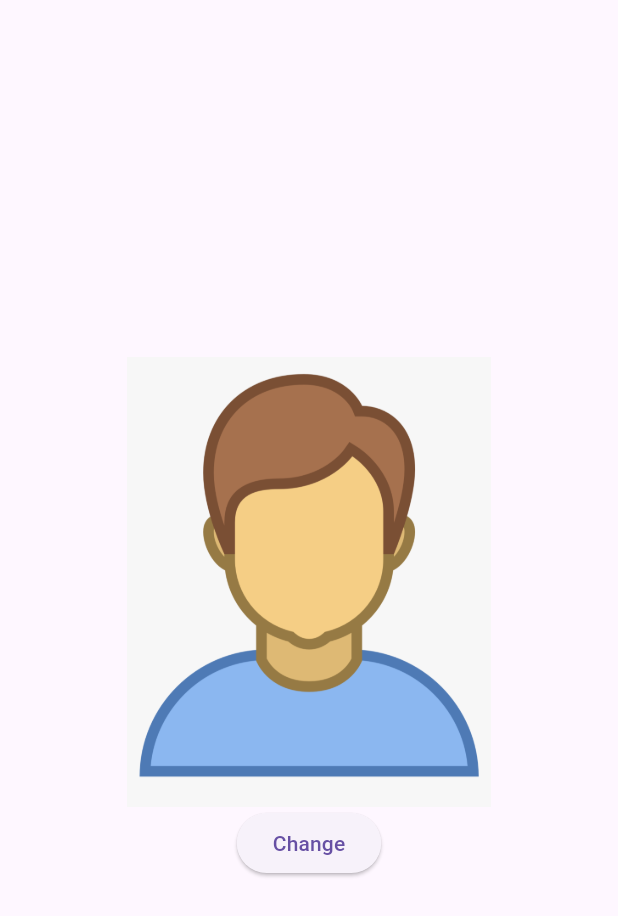
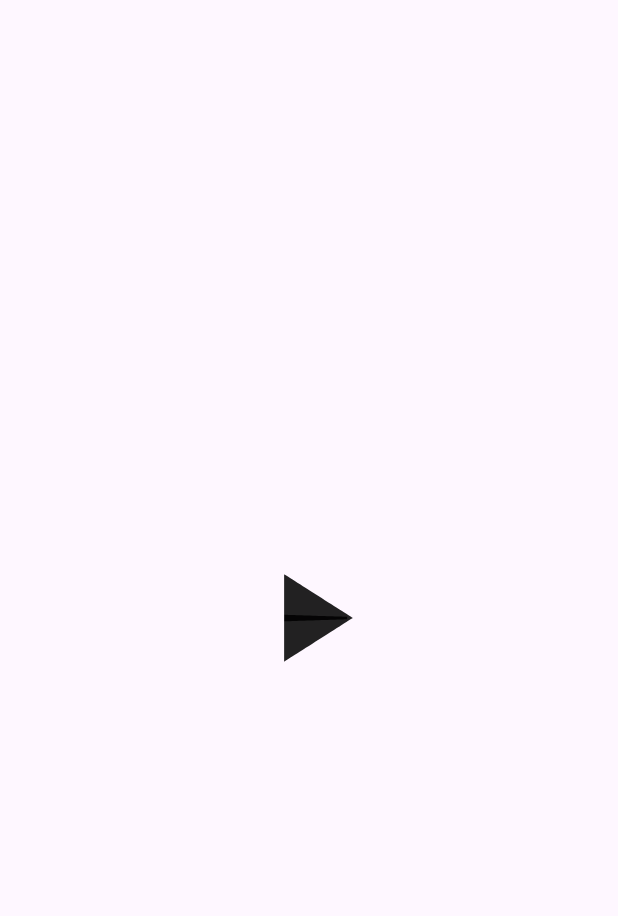
Before and after one commit to justinwilson123/Every-flutter-widget, a Flutter app: the screen it shows after launch, on a phone screen of 412 x 824 dp. Shown: the top 916 px of the screen. Run offline on Flutter 3.47's test engine with Material 3 defaults, Android fonts, the light colour scheme and no system bars.

Commit message:
add AnimatedIcon Widget

```diff
--- a/lib/main.dart
+++ b/lib/main.dart
@@ -32,6 +32,7 @@
 import 'widget/animated_align_widget.dart';
 import 'widget/animated_container_widget.dart';
 import 'widget/animated_cross_fade_widget.dart' show AnimatedCrossFadeWidget;
+import 'widget/animated_icon_widget.dart';
 import 'widget/orientation_builder_widget.dart';
 import 'widget/over_flow_box_widget.dart';
 import 'widget/overflow_bar_widget.dart';
@@ -50,7 +51,7 @@
   Widget build(BuildContext context) {
     return MaterialApp(
       debugShowCheckedModeBanner: false,
-      home: AnimatedCrossFadeWidget(),
+      home: AnimatedIconWidget(),
     );
   }
 }
--- /dev/null
+++ b/lib/widget/animated_icon_widget.dart
@@ -0,0 +1,40 @@
+import 'package:flutter/material.dart';
+
+class AnimatedIconWidget extends StatefulWidget {
+  const AnimatedIconWidget({super.key});
+
+  @override
+  State<AnimatedIconWidget> createState() => _AnimatedIconWidgetState();
+}
+
+class _AnimatedIconWidgetState extends State<AnimatedIconWidget>
+    with SingleTickerProviderStateMixin {
+  bool isPlay = false;
+  late final AnimationController _controller = AnimationController(
+    duration: Duration(seconds: 1),
+    vsync: this,
+  );
+  @override
+  Widget build(BuildContext context) {
+    return Scaffold(
+      body: Center(
+        child: GestureDetector(
+          onTap: () {
+            if (!isPlay) {
+              _controller.forward();
+              isPlay = true;
+            } else {
+              _controller.reverse();
+              isPlay = false;
+            }
+          },
+          child: AnimatedIcon(
+            icon: AnimatedIcons.play_pause,
+            progress: _controller,
+            size: 100,
+          ),
+        ),
+      ),
+    );
+  }
+}
```
